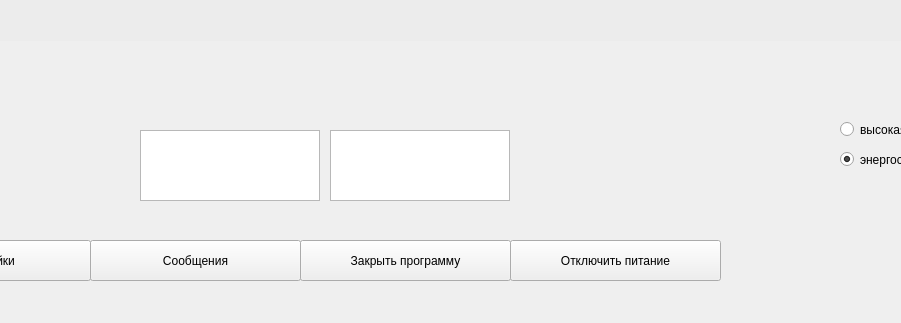
Qt form mainwindow.ui (tomyqg/topaz-m) before a commit; both pictures show x 120 to 1021 and y 477 to 800 of the 1280 by 800 pixel window.
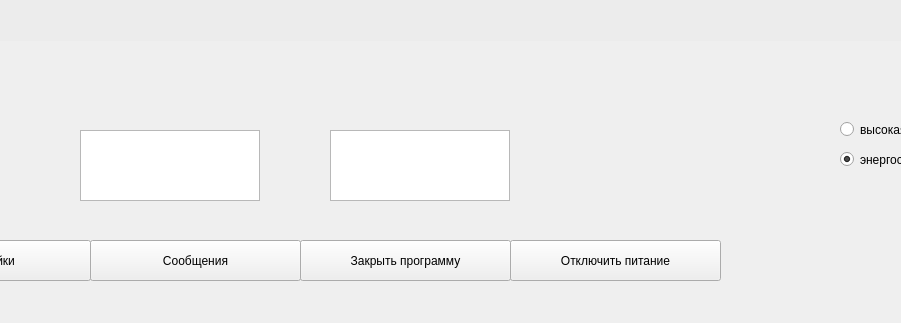
The same form after that commit. Icons and pictures are not drawn. Custom widgets are drawn as their Qt base class.

Patch:
```diff
--- a/mainwindow.ui
+++ b/mainwindow.ui
@@ -158,8 +158,8 @@
    <widget class="QLabel" name="label">
     <property name="geometry">
      <rect>
-      <x>700</x>
-      <y>570</y>
+      <x>690</x>
+      <y>560</y>
       <width>241</width>
       <height>111</height>
      </rect>
@@ -270,7 +270,7 @@
    <widget class="QTextEdit" name="textEdit_2">
     <property name="geometry">
      <rect>
-      <x>260</x>
+      <x>200</x>
       <y>590</y>
       <width>180</width>
       <height>71</height>
```
